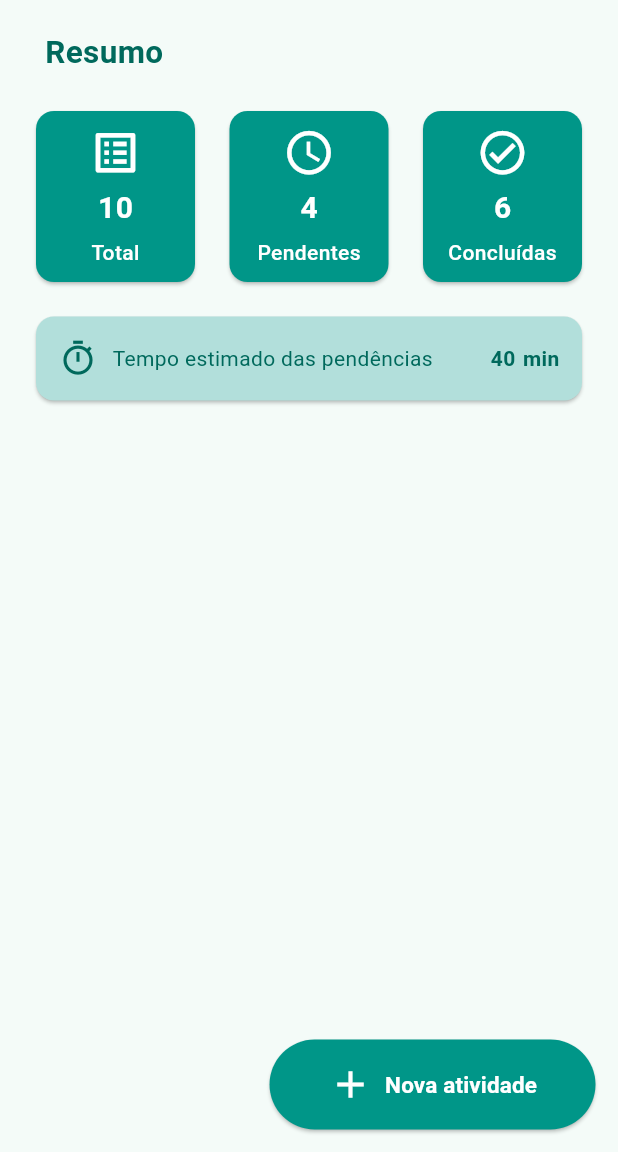
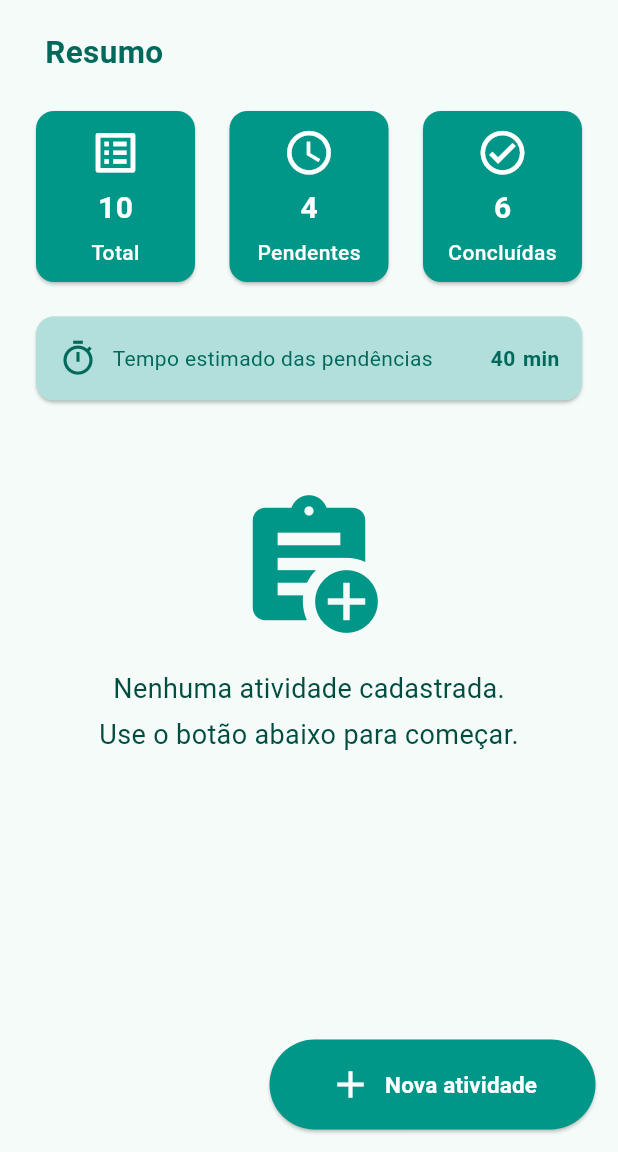
Before and after one commit to IzaBern/DAH_agenda_academica, a Flutter app: the screen it shows after launch, on a phone screen of 412 x 824 dp, the part 84-1236 px from its top. Run offline on Flutter 3.47's test engine with Material 3 defaults, Android fonts, the phone set to English and light mode, and no system bars; our stand-ins replace flutter_mobx.

Commit message:
feat: widgets de card e clear page

```diff
--- a/lib/pages/agenda_page.dart
+++ b/lib/pages/agenda_page.dart
@@ -1,3 +1,5 @@
+import 'package:agenda_academica/widgets/activity_card.dart';
+import 'package:agenda_academica/widgets/agenda_clear.dart';
 import 'package:flutter/material.dart';
 
 class AgendaPage extends StatelessWidget {
@@ -200,6 +202,8 @@ class AgendaPage extends StatelessWidget {
                 ),
               ),
             ),
+            SizedBox(height: 15),
+            AgendaClear(),
           ],
         ),
       ),
--- /dev/null
+++ b/lib/widgets/agenda_clear.dart
@@ -0,0 +1,25 @@
+import 'package:flutter/material.dart';
+
+class AgendaClear extends StatelessWidget {
+  const new({super.key});
+
+  @override
+  Widget build(BuildContext context) {
+    return Column(
+      children: [
+        SizedBox(height: 40),
+        Icon(Icons.assignment_add, size: 100, color: Colors.teal),
+        SizedBox(height: 20),
+        Text(
+          "Nenhuma atividade cadastrada.",
+          style: TextStyle(color: Colors.teal[900], fontSize: 18),
+        ),
+        SizedBox(height: 5),
+        Text(
+          "Use o botão abaixo para começar.",
+          style: TextStyle(color: Colors.teal[900], fontSize: 18),
+        ),
+      ],
+    );
+  }
+}
```
Also changed, not shown: lib/widgets/activity_card.dart (added, +173 -0 lines), 2 other files.
